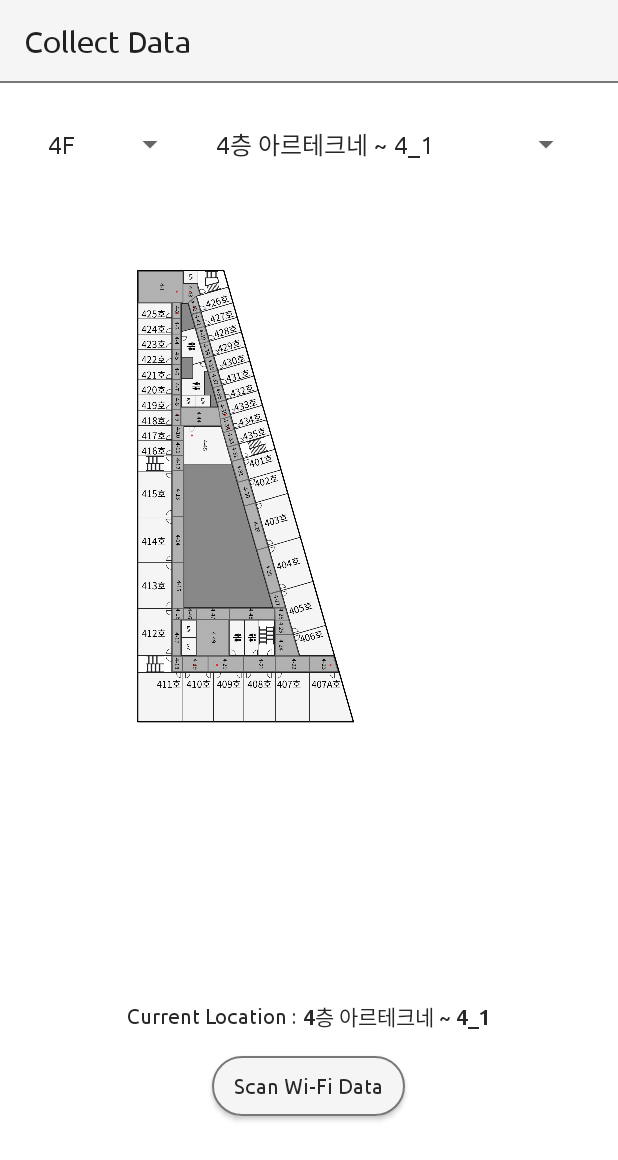
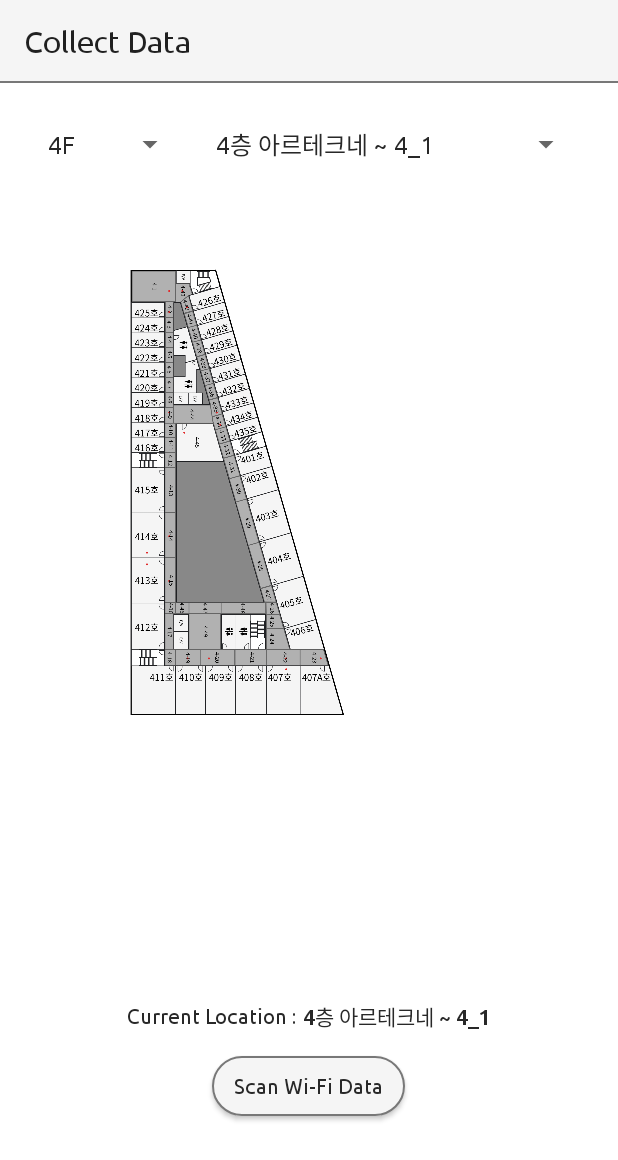
Before and after one commit to 23IoT-Team1/AdminAPP, an Android app: the SelectLocationActivity screen opened directly, with no data from a screen before it, on a phone screen of 412 x 824 dp. Shown: the top 1160 px of the screen. Run offline under Robolectric (Android 15) with nearby library versions, the phone set to English and light mode, and no system bars.

Commit message:
add rp for tomorrow, image changed

```diff
--- a/app/src/main/res/values/strings.xml
+++ b/app/src/main/res/values/strings.xml
@@ -56,6 +56,11 @@
         <item>운동장 방향 엘리베이터 옆 복도 ~ 4_47</item>  // 코너
         <item>운동장 방향 엘리베이터 옆 복도 ~ 4_48</item>
         <item>운동장 방향 엘리베이터 앞 ~ 4_49</item>  // 엘베
+        <item>414호 (1) ~ 4_95</item>
+        <item>413호 (8) ~ 4_96</item>
+        <item>407호 (6) ~ 4_97</item>
+
+
     </string-array>
 
 
@@ -106,6 +111,8 @@
         <item>운동장 방향 엘리베이터 옆 복도 ~ 5_44</item>  // 코너
         <item>운동장 방향 엘리베이터 옆 복도 ~ 5_45</item>
         <item>운동장 방향 엘리베이터 앞 ~ 5_46</item>  // 엘베
+        <item>508호 (5) ~ 5_98</item>
+        <item>510호 (6) ~ 5_99</item>
     </string-array>
 
 </resources>
```
Also changed, not shown: app/src/main/res/drawable/floor4.png, app/src/main/res/drawable/floor5.png.
